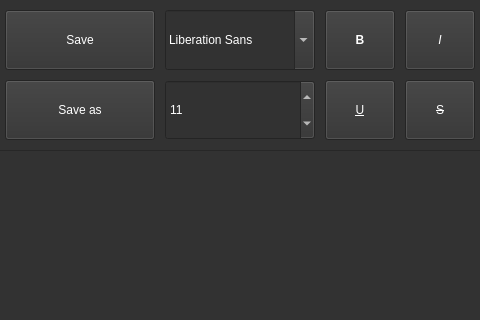
Above: designs/text_editor_window.ui from DaryaSanina/media-editor before the change; both pictures show x 205 to 685 and y 0 to 320 of the 800 by 600 pixel window. Below: the same form after it.
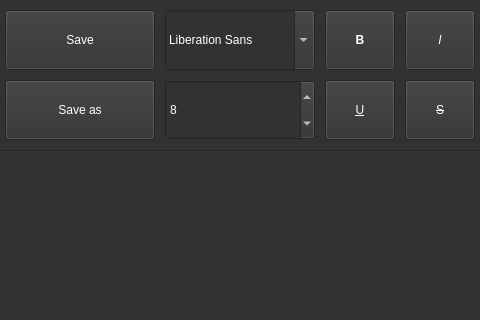
That is the form after the change.

Commit message: Fixed bugs with changing the font and striking out the text and changed the default font point size to 8 in the text editor

```diff
--- a/designs/text_editor_window.ui
+++ b/designs/text_editor_window.ui
@@ -294,7 +294,7 @@
      <number>1</number>
     </property>
     <property name="value">
-     <number>11</number>
+     <number>8</number>
     </property>
    </widget>
    <widget class="QPushButton" name="bold_btn">
```
The commit also changes 1 other file.
